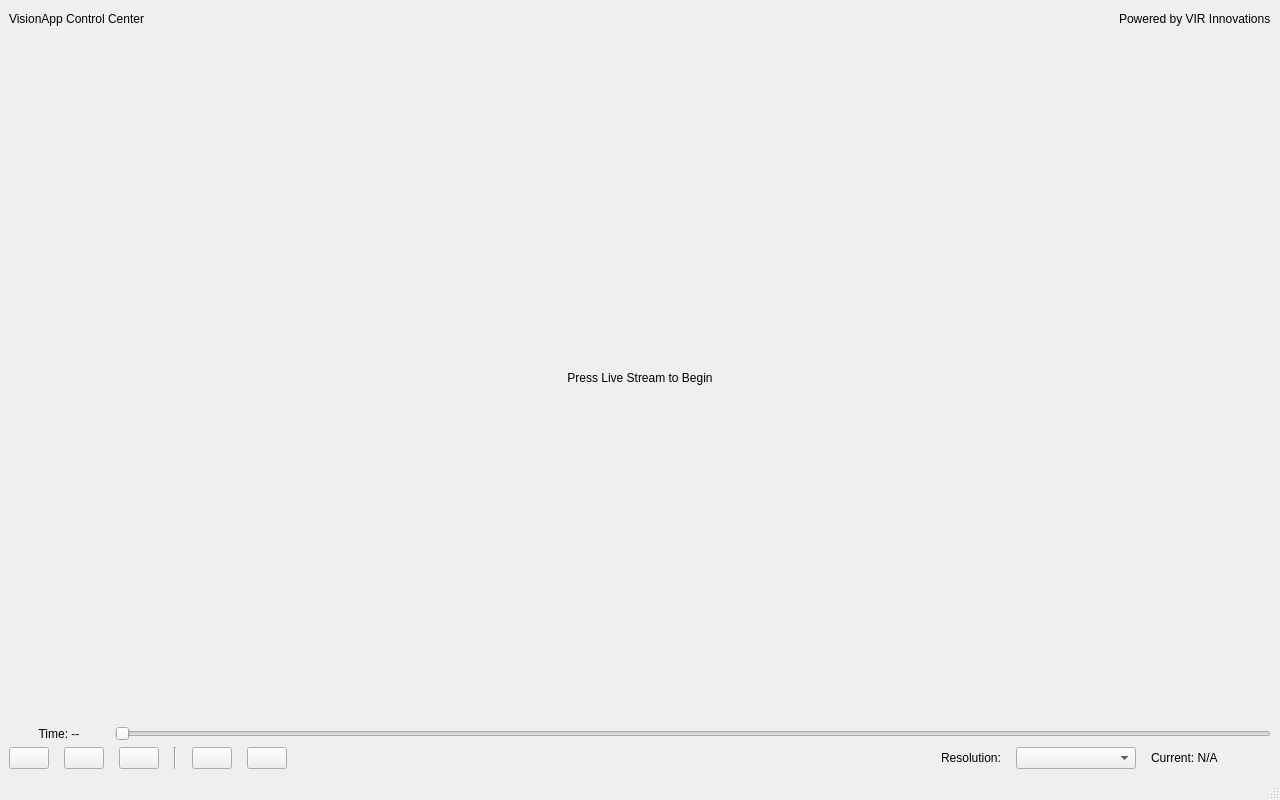
Before: the Qt Designer form main/MainWindow.ui in rajvishwakarma1/CameraApp, drawn with Qt 5.
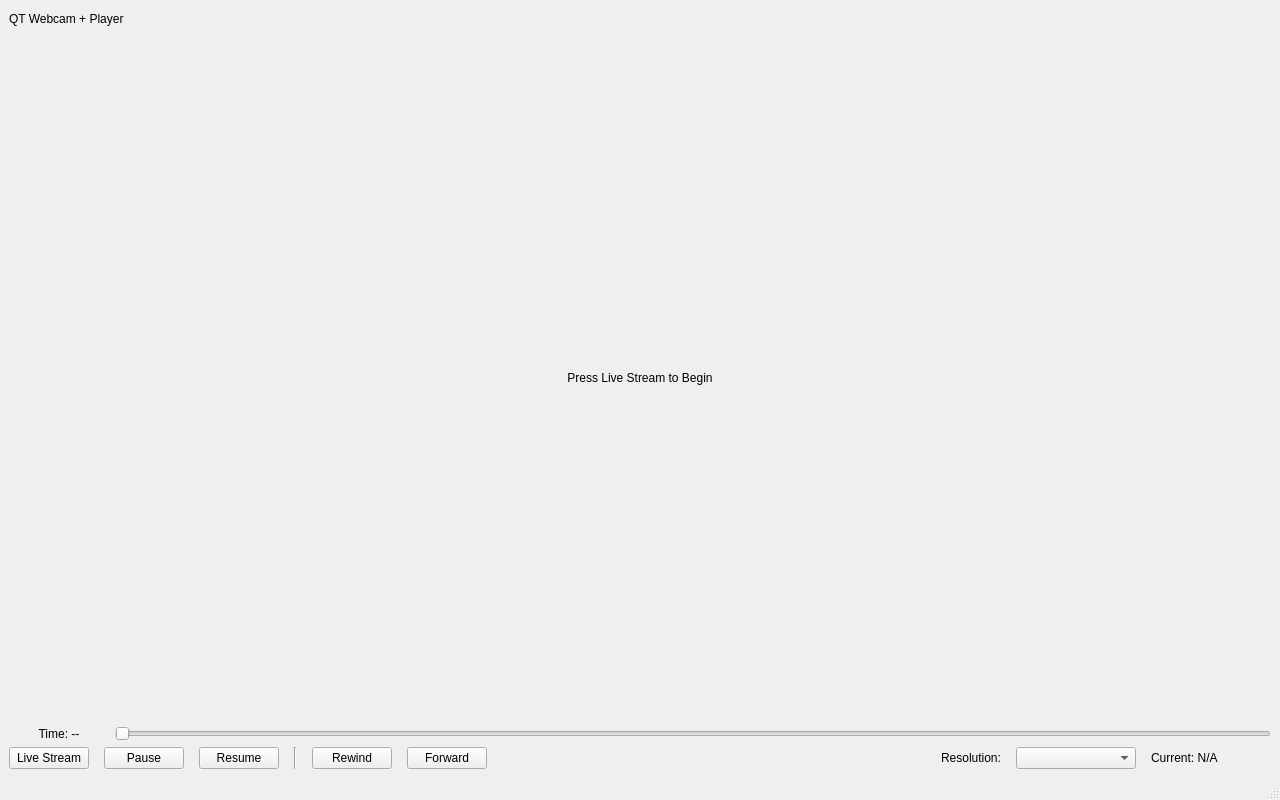
After: the same form once the commit is applied.

What changed in the file:
```diff
--- a/main/MainWindow.ui
+++ b/main/MainWindow.ui
@@ -42,7 +42,7 @@
        <item>
         <widget class="QLabel" name="headerTitle">
          <property name="text">
-          <string>VisionApp Control Center</string>
+          <string>QT Webcam + Player</string>
          </property>
         </widget>
        </item>
@@ -59,13 +59,6 @@
          </property>
         </spacer>
        </item>
-       <item>
-        <widget class="QLabel" name="headerSubtitle">
-         <property name="text">
-          <string>Powered by VIR Innovations</string>
-         </property>
-        </widget>
-       </item>
       </layout>
      </widget>
     </item>
@@ -127,13 +120,25 @@
           <number>15</number>
          </property>
          <item>
-          <widget class="QPushButton" name="playButton"/>
+          <widget class="QPushButton" name="playButton">
+           <property name="text">
+            <string>Live Stream</string>
+           </property>
+          </widget>
          </item>
          <item>
-          <widget class="QPushButton" name="pauseButton"/>
+          <widget class="QPushButton" name="pauseButton">
+           <property name="text">
+            <string>Pause</string>
+           </property>
+          </widget>
          </item>
          <item>
-          <widget class="QPushButton" name="resumeButton"/>
+          <widget class="QPushButton" name="resumeButton">
+           <property name="text">
+            <string>Resume</string>
+           </property>
+          </widget>
          </item>
          <item>
           <widget class="Line" name="separator1">
@@ -143,10 +148,18 @@
           </widget>
          </item>
          <item>
-          <widget class="QPushButton" name="rewindButton"/>
+          <widget class="QPushButton" name="rewindButton">
+           <property name="text">
+            <string>Rewind</string>
+           </property>
+          </widget>
          </item>
          <item>
-          <widget class="QPushButton" name="forwardButton"/>
+          <widget class="QPushButton" name="forwardButton">
+           <property name="text">
+            <string>Forward</string>
+           </property>
+          </widget>
          </item>
          <item>
           <spacer name="horizontalSpacer_2">
```
Left out of the diff: 2 changed lines with no effect on the pictures.
